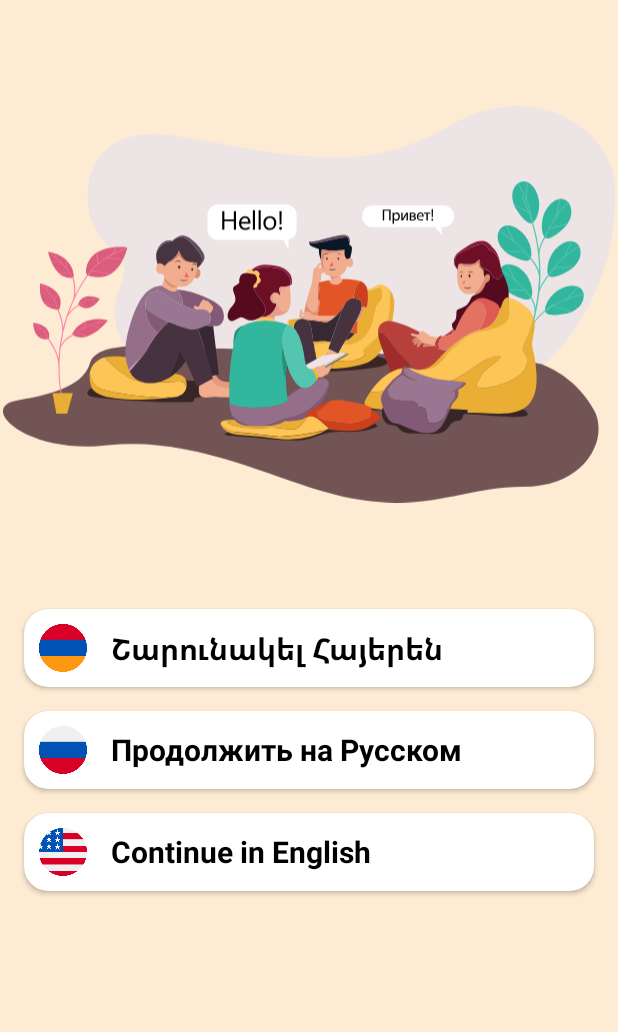
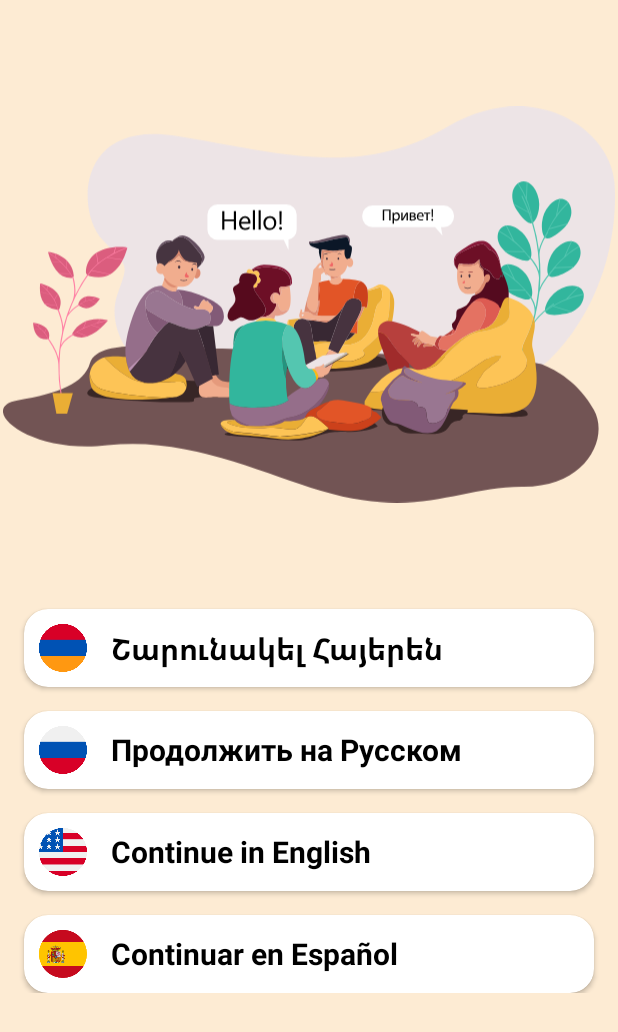
Before and after one commit to YenoqYan777/DetectiveMe, an Android app: the screen it shows after launch (MainActivity), on a phone screen of 412 x 824 dp. Shown: the top 1032 px of the screen. Run offline under Robolectric (Android 15) with nearby library versions, the phone set to English and light mode, and no system bars; our stand-ins replace AdMob, data binding; Roboto replaces fonts that are not available here.

Commit message:
Added new language Spanish and chanaged all over the app to set default lang to English when something is null

```diff
--- a/app/src/main/java/com/detectiveme/ui/MainActivity.kt
+++ b/app/src/main/java/com/detectiveme/ui/MainActivity.kt
@@ -19,10 +19,10 @@ class MainActivity : AppCompatActivity() {
             sharedPrefFile,
             Context.MODE_PRIVATE
         )
-        if (sharedPreferences.getString(LANG_KEY, "hy") != null) {
+        if (sharedPreferences.getString(LANG_KEY, "en") != null) {
             LocaleHelper().setLocale(
                 this,
-                sharedPreferences.getString(LANG_KEY, "hy")!!
+                sharedPreferences.getString(LANG_KEY, "en")!!
             )
         } else{
             LocaleHelper().setLocale(
@@ -33,7 +33,7 @@ class MainActivity : AppCompatActivity() {
     }
 
     override fun onRestart() {
-        LocaleHelper().setLocale(this, sharedPreferences.getString(LANG_KEY, "hy")!!)
+        LocaleHelper().setLocale(this, sharedPreferences.getString(LANG_KEY, "en")!!)
         super.onRestart()
     }
     override fun onResume() {
--- a/app/src/main/java/com/detectiveme/ui/playerCount/PlayerCountFragment.kt
+++ b/app/src/main/java/com/detectiveme/ui/playerCount/PlayerCountFragment.kt
@@ -35,7 +35,7 @@ class PlayerCountFragment : BaseFragment(R.layout.fragment_player_count) {
         LocaleHelper().setLocale(
             requireContext(),
             requireActivity().getSharedPreferences(sharedPrefFile, Context.MODE_PRIVATE)
-                .getString(LANG_KEY, "hy")!!
+                .getString(LANG_KEY, "en")!!
         )
 
     }
--- a/app/src/main/java/com/detectiveme/ui/selectLang/SelectLangFragment.kt
+++ b/app/src/main/java/com/detectiveme/ui/selectLang/SelectLangFragment.kt
@@ -26,7 +26,7 @@ class SelectLangFragment : BaseFragment(R.layout.fragment_select_lang) {
         LocaleHelper().setLocale(
             requireContext(),
             requireActivity().getSharedPreferences(sharedPrefFile, Context.MODE_PRIVATE)
-                .getString(LANG_KEY, "hy")!!
+                .getString(LANG_KEY, "en")!!
         )
         requireActivity().requestedOrientation = ActivityInfo.SCREEN_ORIENTATION_UNSPECIFIED
 
@@ -89,6 +89,17 @@ class SelectLangFragment : BaseFragment(R.layout.fragment_select_lang) {
                     SelectLangFragmentDirections.actionSelectLangFragmentToSelectTypeFragment()
                 )
             }
+            btnLangEs.setOnClickListener {
+                sharedPreferences.edit().putString(LANG_KEY, "es").apply()
+                LocaleHelper().setLocale(
+                    requireContext(),
+                    sharedPreferences.getString(LANG_KEY, "en")!!
+                )
+
+                viewModel.navigate(
+                    SelectLangFragmentDirections.actionSelectLangFragmentToSelectTypeFragment()
+                )
+            }
         }
 
     }
--- a/app/src/main/java/com/detectiveme/ui/selectType/SelectTypeFragment.kt
+++ b/app/src/main/java/com/detectiveme/ui/selectType/SelectTypeFragment.kt
@@ -29,7 +29,7 @@ class SelectTypeFragment : BaseFragment(R.layout.fragment_select_type) {
         LocaleHelper().setLocale(
             requireContext(),
             requireActivity().getSharedPreferences(sharedPrefFile, Context.MODE_PRIVATE)
-                .getString(LANG_KEY, "hy")!!
+                .getString(LANG_KEY, "en")!!
         )
         requireActivity().requestedOrientation = ActivityInfo.SCREEN_ORIENTATION_UNSPECIFIED
 
--- a/app/src/main/java/com/detectiveme/ui/viewRules/ViewRulesFragment.kt
+++ b/app/src/main/java/com/detectiveme/ui/viewRules/ViewRulesFragment.kt
@@ -32,7 +32,7 @@ class ViewRulesFragment : BaseFragment(R.layout.fragment_view_rules) {
         LocaleHelper().setLocale(
             requireContext(),
             requireActivity().getSharedPreferences(sharedPrefFile, Context.MODE_PRIVATE)
-                .getString(LANG_KEY, "hy")!!
+                .getString(LANG_KEY, "en")!!
         )
         requireActivity().requestedOrientation = ActivityInfo.SCREEN_ORIENTATION_UNSPECIFIED
 
--- a/app/src/main/res/layout-land/fragment_select_lang.xml
+++ b/app/src/main/res/layout-land/fragment_select_lang.xml
@@ -144,7 +144,6 @@
                     android:layout_marginBottom="32dp"
                     android:foreground="?attr/selectableItemBackground"
                     app:cardCornerRadius="16dp"
-                    app:layout_constraintBottom_toBottomOf="parent"
                     app:layout_constraintEnd_toEndOf="parent"
                     app:layout_constraintStart_toStartOf="parent"
                     app:layout_constraintTop_toBottomOf="@+id/btnLangRu">
@@ -181,7 +180,54 @@
                         </LinearLayout>
                     </LinearLayout>
                 </androidx.cardview.widget.CardView>
-                <!--                End-->
+
+                <androidx.cardview.widget.CardView
+                    android:id="@+id/btnLangEs"
+                    android:layout_width="match_parent"
+                    android:layout_height="wrap_content"
+                    android:layout_marginStart="200dp"
+                    android:layout_marginTop="16dp"
+                    android:layout_marginEnd="200dp"
+                    android:layout_marginBottom="32dp"
+                    android:foreground="?attr/selectableItemBackground"
+                    app:cardCornerRadius="16dp"
+                    app:layout_constraintBottom_toBottomOf="parent"
+                    app:layout_constraintEnd_toEndOf="parent"
+                    app:layout_constraintStart_toStartOf="parent"
+                    app:layout_constraintTop_toBottomOf="@+id/btnLangUs">
+
+                    <LinearLayout
+                        android:layout_width="match_parent"
+                        android:layout_height="wrap_content"
+                        android:elevation="10dp">
+
+                        <LinearLayout
+                            android:layout_width="match_parent"
+                            android:layout_height="wrap_content"
+                            android:layout_gravity="center">
+
+                            <ImageView
+                                android:id="@+id/imgFlagEs"
+                                android:layout_width="32dp"
+                                android:layout_height="32dp"
+                                android:layout_marginStart="20dp"
+                                android:layout_marginTop="10dp"
+                                android:layout_marginBottom="10dp"
+                                android:src="@drawable/ic_flag_es" />
+
+                            <TextView
+                                android:id="@+id/txtCntEs"
+                                android:layout_width="match_parent"
+                                android:layout_height="wrap_content"
+                                android:layout_gravity="center_vertical"
+                                android:layout_marginStart="20dp"
+                                android:text="@string/continue_es"
+                                android:textColor="#000000"
+                                android:textSize="20sp"
+                                android:textStyle="bold" />
+                        </LinearLayout>
+                    </LinearLayout>
+                </androidx.cardview.widget.CardView>
 
 
             </androidx.constraintlayout.widget.ConstraintLayout>
--- a/app/src/main/res/layout/fragment_select_lang.xml
+++ b/app/src/main/res/layout/fragment_select_lang.xml
@@ -130,7 +130,6 @@
                     android:layout_marginBottom="32dp"
                     android:foreground="?attr/selectableItemBackground"
                     app:cardCornerRadius="16dp"
-                    app:layout_constraintBottom_toBottomOf="parent"
                     app:layout_constraintEnd_toEndOf="parent"
                     app:layout_constraintStart_toStartOf="parent"
                     app:layout_constraintTop_toBottomOf="@+id/btnLangRu">
@@ -163,7 +162,48 @@
 
 
                 </androidx.cardview.widget.CardView>
+                <androidx.cardview.widget.CardView
+                    android:id="@+id/btnLangEs"
+                    android:layout_width="match_parent"
+                    android:layout_height="wrap_content"
+                    android:layout_marginStart="16dp"
+                    android:layout_marginTop="16dp"
+                    android:layout_marginEnd="16dp"
+                    android:layout_marginBottom="32dp"
+                    android:foreground="?attr/selectableItemBackground"
+                    app:cardCornerRadius="16dp"
+                    app:layout_constraintEnd_toEndOf="parent"
+                    app:layout_constraintStart_toStartOf="parent"
+                    app:layout_constraintTop_toBottomOf="@+id/btnLangUs">
 
+                    <LinearLayout
+                        android:layout_width="match_parent"
+                        android:layout_height="wrap_content">
+
+                        <ImageView
+                            android:id="@+id/imgFlagEs"
+                            android:layout_width="32dp"
+                            android:layout_height="32dp"
+                            android:layout_marginStart="10dp"
+                            android:layout_marginTop="10dp"
+                            android:layout_marginBottom="10dp"
+                            android:src="@drawable/ic_flag_es" />
+
+                        <TextView
+                            android:id="@+id/txtCntEs"
+                            android:layout_width="wrap_content"
+                            android:layout_height="wrap_content"
+                            android:layout_gravity="center_vertical"
+                            android:layout_marginLeft="16dp"
+                            android:text="@string/continue_es"
+                            android:textColor="#000000"
+                            android:textSize="20sp"
+                            android:textStyle="bold" />
+
+                    </LinearLayout>
+
+
+                </androidx.cardview.widget.CardView>
             </androidx.constraintlayout.widget.ConstraintLayout>
         </ScrollView>
     </androidx.constraintlayout.widget.ConstraintLayout>
--- a/app/src/main/res/values/strings.xml
+++ b/app/src/main/res/values/strings.xml
@@ -7,6 +7,7 @@
     <string name="continue_arm" translatable="false">Շարունակել Հայերեն</string>
     <string name="continue_ru" translatable="false">Продолжить на Русском</string>
     <string name="continue_us" translatable="false">Continue in English</string>
+    <string name="continue_es" translatable="false">Continuar en Español</string>
     <string name="professions">Professions</string>
     <string name="places">Places</string>
     <string name="animals">Animals</string>
--- a/build.gradle
+++ b/build.gradle
@@ -6,9 +6,9 @@ buildscript {
         jcenter()
     }
     dependencies {
-        classpath 'com.android.tools.build:gradle:4.1.3'
+        classpath 'com.android.tools.build:gradle:7.0.4'
         classpath "org.jetbrains.kotlin:kotlin-gradle-plugin:$kotlin_version"
-        classpath "android.arch.navigation:navigation-safe-args-gradle-plugin:1.0.0"
+        classpath("androidx.navigation:navigation-safe-args-gradle-plugin:2.3.5")
         classpath 'com.google.gms:google-services:4.3.5'
         classpath 'com.google.firebase:firebase-crashlytics-gradle:2.5.2'
     }
```
Also changed, not shown: app/src/main/res/drawable-xxhdpi/ic_flag_es.png (added), gradle/wrapper/gradle-wrapper.properties, 1 other file.
